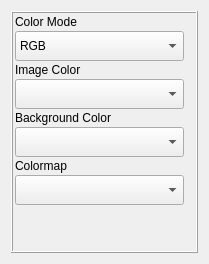
CCampJr/CRIkit2, file crikit/ui/qt5/ui_ColorModeSettings.ui: the form before one commit.
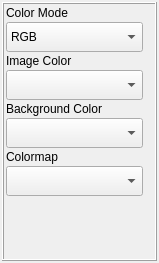
The form after the commit.

The edit to the form file:
```diff
--- a/crikit/ui/qt5/ui_ColorModeSettings.ui
+++ b/crikit/ui/qt5/ui_ColorModeSettings.ui
@@ -6,14 +6,29 @@
    <rect>
     <x>0</x>
     <y>0</y>
-    <width>209</width>
-    <height>264</height>
+    <width>159</width>
+    <height>263</height>
    </rect>
   </property>
   <property name="windowTitle">
    <string>Form</string>
   </property>
   <layout class="QVBoxLayout" name="verticalLayout">
+   <property name="spacing">
+    <number>2</number>
+   </property>
+   <property name="leftMargin">
+    <number>2</number>
+   </property>
+   <property name="topMargin">
+    <number>2</number>
+   </property>
+   <property name="rightMargin">
+    <number>2</number>
+   </property>
+   <property name="bottomMargin">
+    <number>2</number>
+   </property>
    <item>
     <widget class="QFrame" name="frame">
      <property name="frameShape">
```
